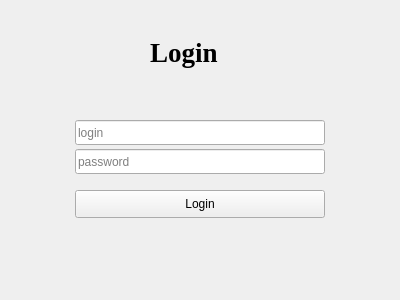
AlexXx235/Library_CW, file login_form.ui: the form before one commit.
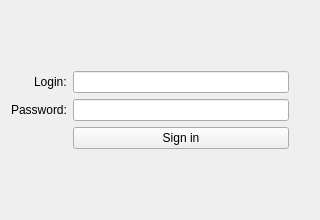
The form after the commit.

Diff of the .ui file:
```diff
--- a/login_form.ui
+++ b/login_form.ui
@@ -6,82 +6,81 @@
    <rect>
     <x>0</x>
     <y>0</y>
-    <width>400</width>
-    <height>300</height>
+    <width>320</width>
+    <height>220</height>
    </rect>
   </property>
-  <property name="sizePolicy">
-   <sizepolicy hsizetype="Fixed" vsizetype="Fixed">
-    <horstretch>0</horstretch>
-    <verstretch>0</verstretch>
-   </sizepolicy>
+  <property name="minimumSize">
+   <size>
+    <width>320</width>
+    <height>220</height>
+   </size>
   </property>
   <property name="windowTitle">
    <string>Authorization</string>
   </property>
-  <widget class="QLabel" name="title_label">
-   <property name="geometry">
-    <rect>
-     <x>150</x>
-     <y>30</y>
-     <width>100</width>
-     <height>45</height>
-    </rect>
-   </property>
-   <property name="font">
-    <font>
-     <family>Times New Roman</family>
-     <pointsize>20</pointsize>
-     <weight>75</weight>
-     <bold>true</bold>
-    </font>
-   </property>
-   <property name="text">
-    <string>Login</string>
-   </property>
-  </widget>
-  <widget class="QLineEdit" name="password_edit">
-   <property name="geometry">
-    <rect>
-     <x>75</x>
-     <y>149</y>
-     <width>250</width>
-     <height>25</height>
-    </rect>
-   </property>
-   <property name="echoMode">
-    <enum>QLineEdit::Password</enum>
-   </property>
-   <property name="placeholderText">
-    <string>password</string>
-   </property>
-  </widget>
-  <widget class="QLineEdit" name="login_edit">
-   <property name="geometry">
-    <rect>
-     <x>75</x>
-     <y>120</y>
-     <width>250</width>
-     <height>25</height>
-    </rect>
-   </property>
-   <property name="placeholderText">
-    <string>login</string>
-   </property>
-  </widget>
-  <widget class="QPushButton" name="login_btn">
-   <property name="geometry">
-    <rect>
-     <x>75</x>
-     <y>190</y>
-     <width>250</width>
-     <height>28</height>
-    </rect>
-   </property>
-   <property name="text">
-    <string>Login</string>
-   </property>
-  </widget>
+  <layout class="QVBoxLayout" name="verticalLayout_2">
+   <item>
+    <layout class="QFormLayout" name="formLayout">
+     <property name="labelAlignment">
+      <set>Qt::AlignRight|Qt::AlignTrailing|Qt::AlignVCenter</set>
+     </property>
+     <property name="formAlignment">
+      <set>Qt::AlignLeading|Qt::AlignLeft|Qt::AlignVCenter</set>
+     </property>
+     <property name="rightMargin">
+      <number>20</number>
+     </property>
+     <item row="1" column="0">
+      <widget class="QLabel" name="login_label">
+       <property name="text">
+        <string>Login:</string>
+       </property>
+      </widget>
+     </item>
+     <item row="1" column="1">
+      <widget class="QLineEdit" name="login_le">
+       <property name="maxLength">
+        <number>255</number>
+       </property>
+      </widget>
+     </item>
+     <item row="2" column="0">
+      <widget class="QLabel" name="password_label">
+       <property name="text">
+        <string>Password:</string>
+       </property>
+      </widget>
+     </item>
+     <item row="2" column="1">
+      <widget class="QLineEdit" name="password_le">
+       <property name="maxLength">
+        <number>255</number>
+       </property>
+       <property name="frame">
+        <bool>true</bool>
+       </property>
+       <property name="echoMode">
+        <enum>QLineEdit::Password</enum>
+       </property>
+      </widget>
+     </item>
+     <item row="3" column="1">
+      <widget class="QPushButton" name="login_btn">
+       <property name="sizePolicy">
+        <sizepolicy hsizetype="Minimum" vsizetype="Fixed">
+         <horstretch>0</horstretch>
+         <verstretch>0</verstretch>
+        </sizepolicy>
+       </property>
+       <property name="text">
+        <string>Sign in</string>
+       </property>
+      </widget>
+     </item>
+    </layout>
+   </item>
+  </layout>
  </widget>
  <resources/>
  <connections/>
```
Left out of the diff: 6 changed lines with no effect on the pictures.
